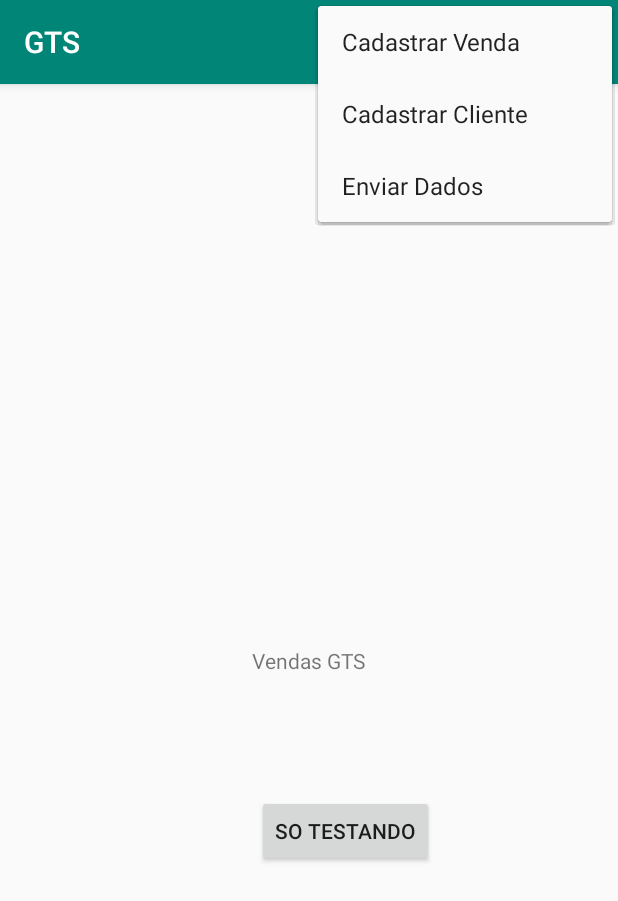
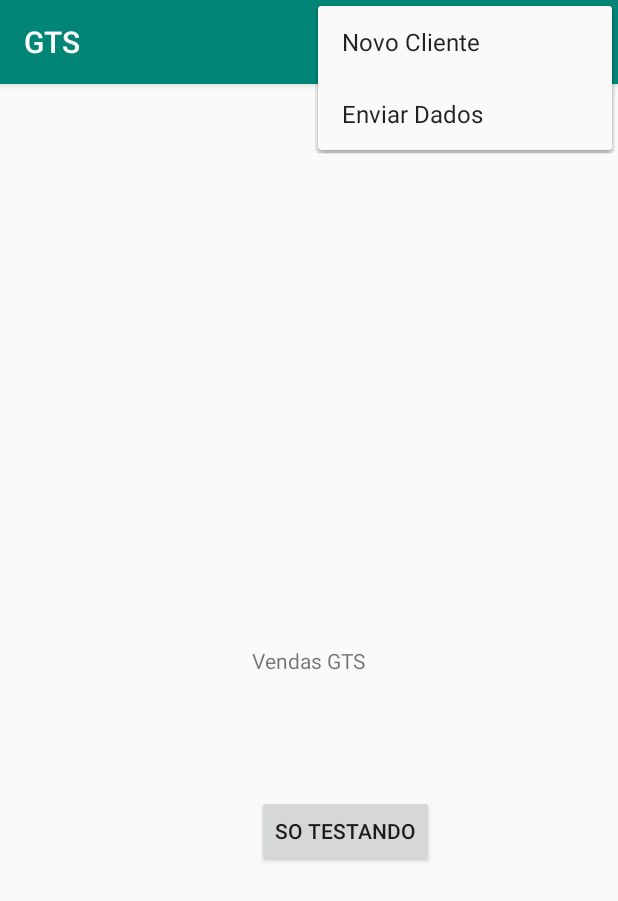
Before and after one commit to rguths/GTS2, an Android app: the screen it shows after launch (MainActivity), with the options menu open, on a phone screen of 412 x 824 dp. Shown: the top 901 px of the screen. Run offline under Robolectric (Android 15) with nearby library versions, the phone set to English and light mode, and no system bars.

Commit message:
Melhorei o menu.

```diff
--- a/app/src/main/res/menu/men_principal.xml
+++ b/app/src/main/res/menu/men_principal.xml
@@ -4,10 +4,11 @@
 
     <item
         android:id="@+id/menuCadastrarVenda"
-        android:title="Cadastrar Venda" />
+        android:title="Vender"
+        app:showAsAction="always" />
     <item
         android:id="@+id/menuCadastrarCliente"
-        android:title="Cadastrar Cliente" />
+        android:title="Novo Cliente" />
     <item
         android:id="@+id/menuEnviarDados"
         android:title="Enviar Dados" />
```
Also changed, not shown: app/src/main/java/com/vendas/gts/MainActivity.java (+21 -0 lines).
